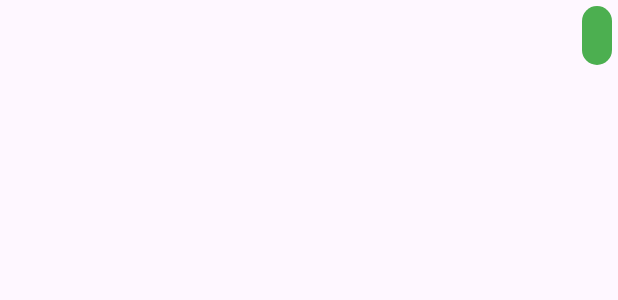
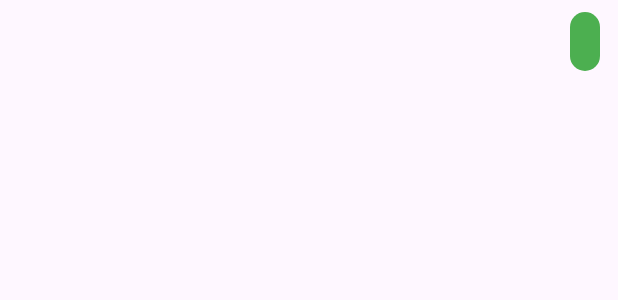
Before and after one commit to segak2003/cs310_project_chatpet22, an Android app: the layout item_user_message.xml on its own in the app's theme, with its tools: preview values and no code run, on a phone screen of 412 x 824 dp. Shown: the top 300 px of the screen. Run offline under Robolectric (Android 15) with nearby library versions, the phone set to English and light mode, and no system bars.

Commit message:
bot and user messages on opposite sides

```diff
--- a/app/src/main/res/layout/item_user_message.xml
+++ b/app/src/main/res/layout/item_user_message.xml
@@ -4,6 +4,12 @@
 <!--    android:layout_height="match_parent">-->
 
 <!--</androidx.constraintlayout.widget.ConstraintLayout>-->
+<LinearLayout xmlns:android="http://schemas.android.com/apk/res/android"
+    android:layout_width="match_parent"
+    android:layout_height="wrap_content"
+    android:gravity="end"
+    android:padding="8dp">
+
     <TextView xmlns:android="http://schemas.android.com/apk/res/android"
         android:id="@+id/textViewMessage"
         android:layout_width="wrap_content"
@@ -13,3 +19,4 @@
         android:layout_gravity="end"
         android:textColor="#FFFFFF"
         android:layout_margin="4dp"/>
+</LinearLayout>
```
Also changed, not shown: app/src/main/res/layout/item_bot_message.xml (+7 -1 lines). Lines whose indentation alone changed are shown as unchanged.
